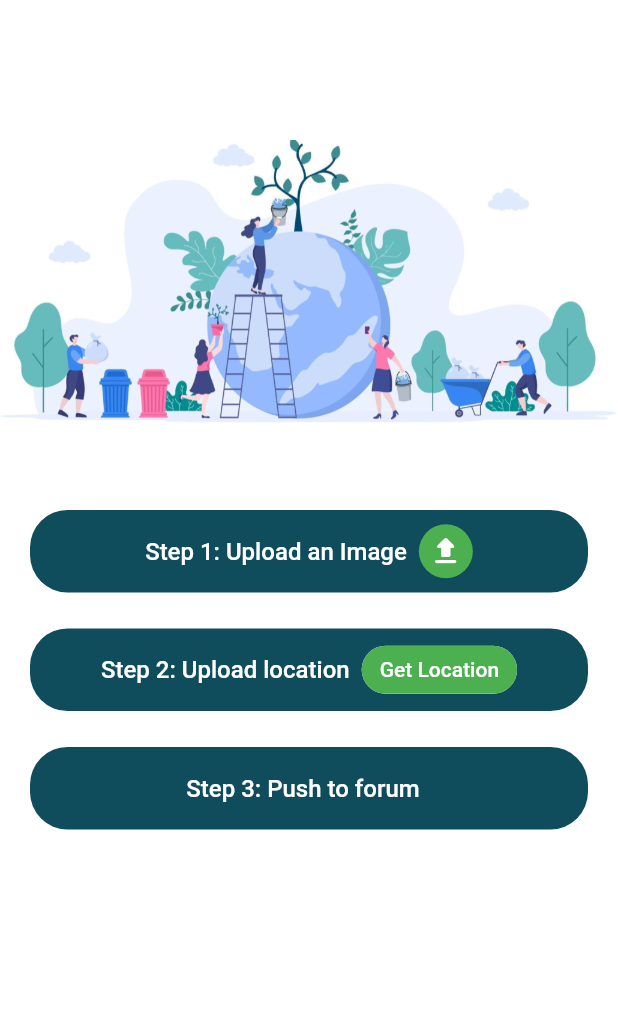
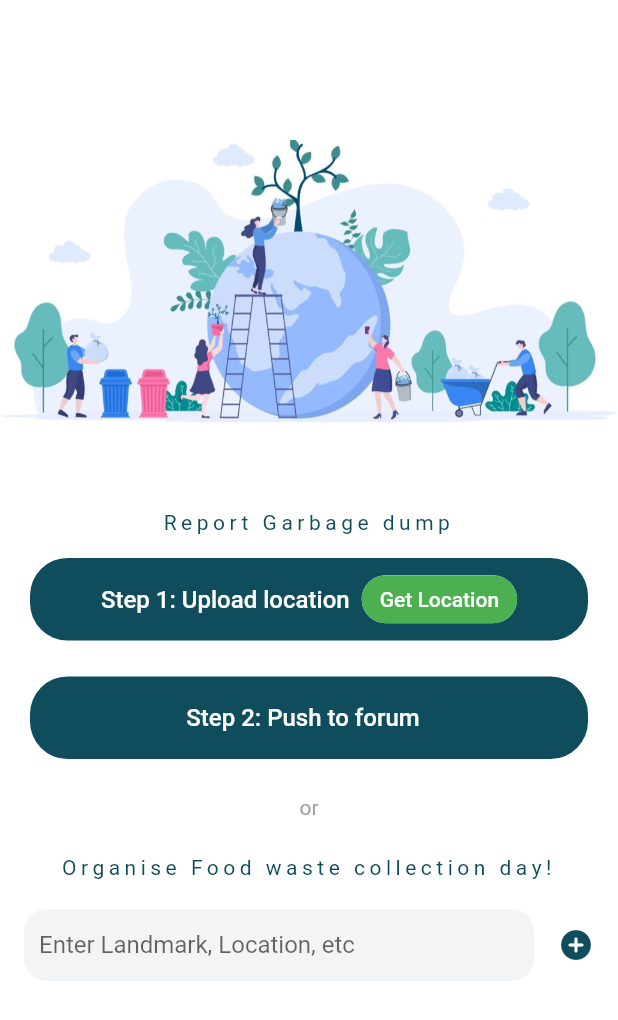
Before and after one commit to Calladrus2001/Code-Veggie, a Flutter app: the Report screen opened directly, on a phone screen of 412 x 824 dp. Shown: the top 1020 px of the screen. Run offline on Flutter 3.47's test engine with Material 2 defaults, Android fonts, the phone set to English and light mode, and no system bars; our stand-ins replace bubble, cloud_firestore, firebase_auth, firebase_core, firebase_storage, font_awesome_flutter and 3 more; accounts and stored records are empty; network calls fail.

Commit message:
feat: MVP

```diff
--- a/lib/Services/Geolocation.dart
+++ b/lib/Services/Geolocation.dart
@@ -22,6 +22,6 @@ class Location {
           'Location permissions are permanently denied, we cannot request permissions.');
     }
     return await Geolocator.getCurrentPosition(
-        desiredAccuracy: LocationAccuracy.best);
+        desiredAccuracy: LocationAccuracy.medium);
   }
 }
--- a/lib/Views/Home/Homepage.dart
+++ b/lib/Views/Home/Homepage.dart
@@ -20,7 +20,7 @@ class _HomepageState extends State<Homepage> {
     Discover(),
     ChatHome(),
     Report(),
-    // NewsPage(),
+    NewsPage(),
   ];
   int _index = 1;
 
@@ -42,8 +42,8 @@ class _HomepageState extends State<Homepage> {
             BottomNavigationBarItem(
                 icon: Icon(Icons.report_gmailerrorred_outlined),
                 label: "Report"),
-            // BottomNavigationBarItem(
-            //     icon: Icon(Icons.newspaper_outlined), label: "News"),
+            BottomNavigationBarItem(
+                icon: Icon(Icons.newspaper_outlined), label: "News"),
           ],
           onTap: (int index) {
             setState(() {
--- a/lib/Views/Home/Report.dart
+++ b/lib/Views/Home/Report.dart
@@ -1,9 +1,10 @@
+import 'package:cloud_firestore/cloud_firestore.dart';
 import 'package:codeveggie/Services/Geolocation.dart';
-import 'package:codeveggie/Services/StorageService.dart';
 import 'package:codeveggie/constants.dart';
+import 'package:firebase_auth/firebase_auth.dart';
 import 'package:flutter/material.dart';
 import 'package:geolocator/geolocator.dart';
-import 'package:file_picker/file_picker.dart';
+import 'package:get/get.dart';
 
 class Report extends StatefulWidget {
   const Report({Key? key}) : super(key: key);
@@ -13,17 +14,19 @@ class Report extends StatefulWidget {
 }
 
 class _ReportState extends State<Report> {
-  bool haveImage = false;
   bool haveLocation = false;
+  bool organise = true;
   var location;
   late Position _pos;
   var path;
-  final Storage storage = Storage();
+  final addressController = new TextEditingController();
+  CollectionReference entries = FirebaseFirestore.instance.collection('Chat');
   @override
   Widget build(BuildContext context) {
     return Scaffold(
       backgroundColor: Colors.white,
-      body: Column(
+      body: SingleChildScrollView(
+        child: Column(
           children: [
             SizedBox(height: 40),
             Center(
@@ -34,6 +37,12 @@ class _ReportState extends State<Report> {
                 ),
               ),
             ),
+            Text(
+              "Report Garbage dump",
+              style: TextStyle(color: clr1, letterSpacing: 3),
+              textAlign: TextAlign.center,
+            ),
+            SizedBox(height: 16),
             Padding(
                 padding: const EdgeInsets.symmetric(horizontal: 20),
                 child: GestureDetector(
@@ -47,55 +56,7 @@ class _ReportState extends State<Report> {
                       mainAxisAlignment: MainAxisAlignment.center,
                       children: [
                         const Text(
-                        "Step 1: Upload an Image",
-                        style: TextStyle(
-                            color: Colors.white,
-                            fontSize: 16,
-                            fontWeight: FontWeight.w500),
-                      ),
-                      SizedBox(width: 8),
-                      GestureDetector(
-                        child: CircleAvatar(
-                          minRadius: 18,
-                          backgroundColor: Colors.green,
-                          child: Icon(
-                            haveImage ? Icons.check : Icons.upload_rounded,
-                            color: Colors.white,
-                          ),
-                        ),
-                        onTap: () async {
-                          final result = await FilePicker.platform.pickFiles(
-                              allowMultiple: false,
-                              type: FileType.custom,
-                              allowedExtensions: ['png', 'jpg', 'jpeg']);
-                          if (result != null) {
-                            final path = result.files.single.path;
-                            final filename = result.files.single.name;
-                            storage.uploadFile(filename, path!);
-                          }
-
-                          /// upload to firebase storage
-                        },
-                      )
-                    ],
-                  ),
-                ),
-              )),
-          SizedBox(height: 24),
-          Padding(
-              padding: const EdgeInsets.symmetric(horizontal: 20),
-              child: GestureDetector(
-                child: Container(
-                  height: 55,
-                  width: double.infinity,
-                  decoration: BoxDecoration(
-                      color: clr1,
-                      borderRadius: BorderRadius.all(Radius.circular(25))),
-                  child: Row(
-                    mainAxisAlignment: MainAxisAlignment.center,
-                    children: [
-                      const Text(
-                        "Step 2: Upload location",
+                          "Step 1: Upload location",
                           style: TextStyle(
                               color: Colors.white,
                               fontSize: 16,
@@ -125,6 +86,7 @@ class _ReportState extends State<Report> {
                               setState(() {
                                 _pos = pos;
                                 haveLocation = true;
+                                organise = false;
                               });
                             }
                           },
@@ -144,7 +106,7 @@ class _ReportState extends State<Report> {
                       mainAxisAlignment: MainAxisAlignment.center,
                       children: [
                         Text(
-                        "Step 3: Push to forum",
+                          "Step 2: Push to forum",
                           style: TextStyle(
                               color: Colors.white,
                               fontSize: 16,
@@ -158,8 +120,8 @@ class _ReportState extends State<Report> {
                         borderRadius: BorderRadius.all(Radius.circular(25))),
                   ),
                 )),
-          SizedBox(height: 16),
-          if (haveLocation && haveImage)
+            SizedBox(height: 24),
+            if (haveLocation)
               GestureDetector(
                 child: Chip(
                   elevation: 4.0,
@@ -167,10 +129,73 @@ class _ReportState extends State<Report> {
                   label: Text("Report Garbage", style: TextStyle(color: clr1)),
                 ),
                 onTap: () {
-                /// add this post to forum
+                  Get.snackbar("Code:Veggie", "Added!");
+                  setState(() {
+                    haveLocation = false;
+                    organise = true;
+                  });
+                  entries.add({
+                    "Message": "Garbage dump reported at:",
+                    "User": FirebaseAuth.instance.currentUser!.email,
+                    "Category": 2,
+                    "Timestamp": Timestamp.now(),
+                  });
+                  entries.add({
+                    "Message": "${location}",
+                    "User": FirebaseAuth.instance.currentUser!.email,
+                    "Category": 2,
+                    "Timestamp": Timestamp.now(),
+                  });
                 },
+              ),
+            if (organise)
+              Column(
+                children: [
+                  Text("or", style: TextStyle(color: Colors.grey)),
+                  SizedBox(height: 24),
+                  Text(
+                    "Organise Food waste collection day!",
+                    style: TextStyle(color: clr1, letterSpacing: 3),
+                    textAlign: TextAlign.center,
+                  ),
+                  SizedBox(height: 16),
+                  ListTile(
+                    title: Container(
+                      padding: EdgeInsets.only(left: 10),
+                      decoration: BoxDecoration(
+                          color: Color(0xffF2F4F6),
+                          borderRadius: BorderRadius.all(Radius.circular(15))),
+                      child: TextFormField(
+                        controller: addressController,
+                        decoration: InputDecoration(
+                            hintText: "Enter Landmark, Location, etc",
+                            border: InputBorder.none,
+                            focusedBorder: InputBorder.none,
+                            enabledBorder: InputBorder.none,
+                            errorBorder: InputBorder.none,
+                            disabledBorder: InputBorder.none),
+                        cursorColor: clr1,
+                      ),
+                    ),
+                    trailing: GestureDetector(
+                      child: Icon(Icons.add_circle_rounded, color: clr1),
+                      onTap: () {
+                        Get.snackbar("Code:Veggie", "Added!");
+                        entries.add({
+                          "Message":
+                              "Food waste collection organised at:\n\n${addressController.text}",
+                          "User": FirebaseAuth.instance.currentUser!.email,
+                          "Category": 3,
+                          "Timestamp": Timestamp.now(),
+                        });
+                        addressController.text = "";
+                      },
+                    ),
                   )
                 ],
+              )
+          ],
+        ),
       ),
     );
   }
```
Also changed, not shown: 1 other file. Lines whose indentation alone changed are shown as unchanged.
